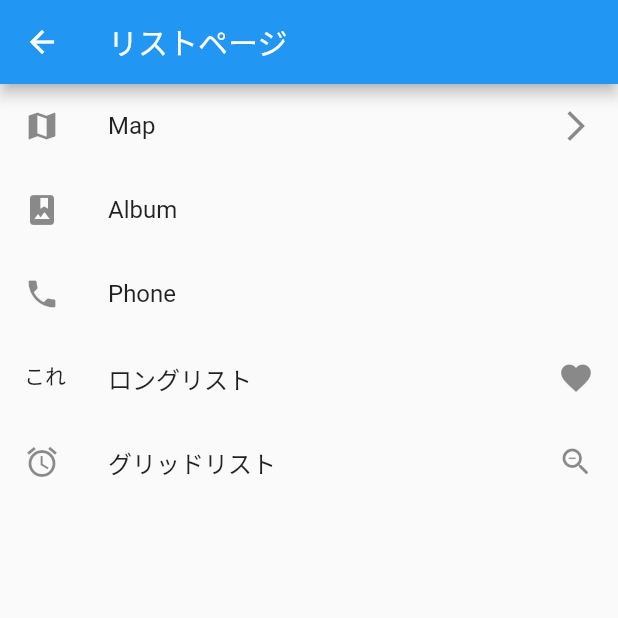
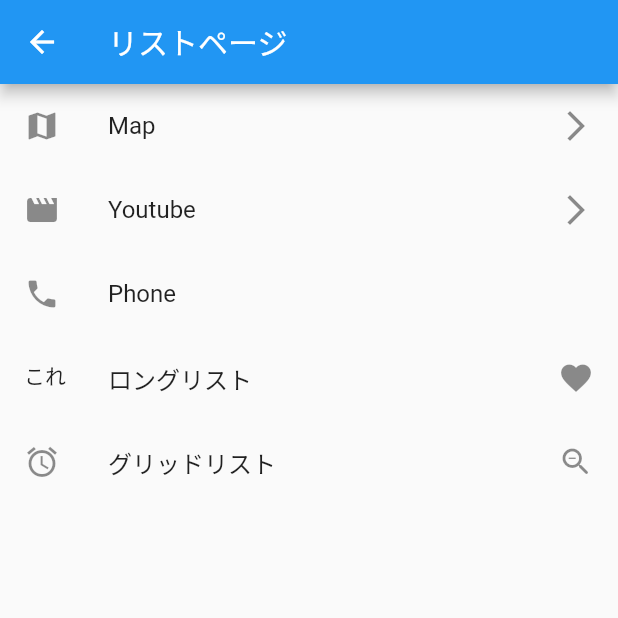
Before and after one commit to oshinkoshinko/myapp, a Flutter app: the ListPage screen opened directly, on a phone screen of 412 x 824 dp, the top half of it. Run offline on Flutter 3.47's test engine with Material 2 defaults, Android fonts, the phone set to English and light mode, and no system bars.

Commit message:
Add youtube.dart

```diff
--- a/lib/list.dart
+++ b/lib/list.dart
@@ -3,6 +3,7 @@ import 'package:flutter/material.dart';
 import 'package:flutter_app/grid_list.dart';
 import 'package:flutter_app/long_lists.dart';
 import 'package:flutter_app/next_page.dart';
+import 'package:flutter_app/youtube.dart';
 
 class ListPage extends StatelessWidget {
   @override
@@ -19,8 +20,15 @@ class ListPage extends StatelessWidget {
             trailing: Icon(Icons.arrow_forward_ios),
           ),
           ListTile(
-            leading: Icon(Icons.photo_album),
-            title: Text('Album'),
+            leading: Icon(Icons.movie),
+            title: Text('Youtube'),
+            trailing: Icon(Icons.arrow_forward_ios),
+            onTap: () {
+              Navigator.push(
+                  context,
+                  MaterialPageRoute(builder: (context) => YoutubePage()),
+              );
+            },
           ),
           ListTile(
             leading: Icon(Icons.phone),
```
Also changed, not shown: lib/youtube.dart (added, +26 -0 lines).
